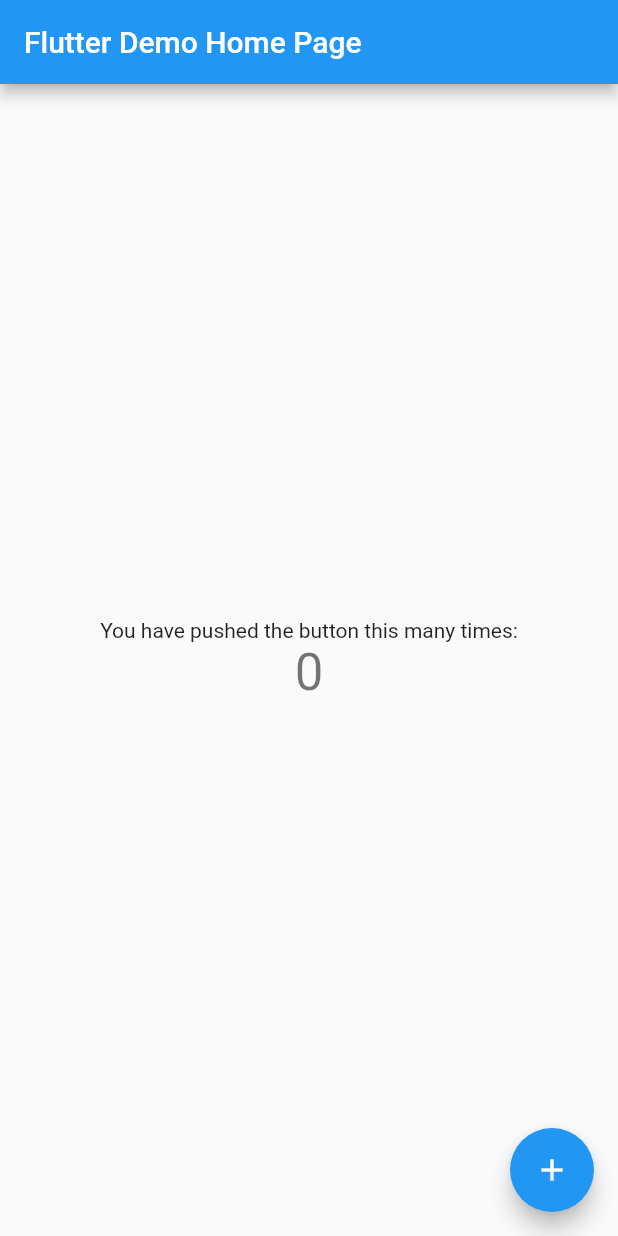
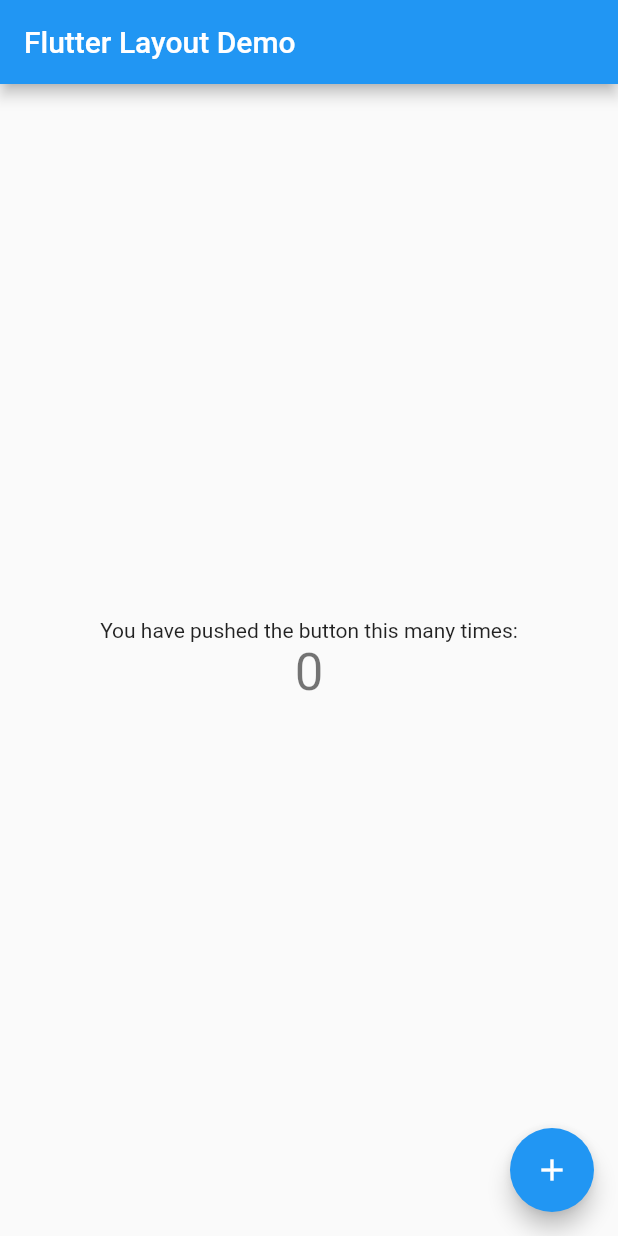
Before and after one commit to KetanSoftDev/building_layouts, a Flutter app: the screen it shows after launch, on a phone screen of 412 x 824 dp. Run offline on Flutter 3.47's test engine with Material 2 defaults, Android fonts, the phone set to English and light mode, and no system bars.

Commit message:
changed app bar title and app title

```diff
--- a/lib/main.dart
+++ b/lib/main.dart
@@ -10,11 +10,12 @@ class MyApp extends StatelessWidget {
   @override
   Widget build(BuildContext context) {
     return MaterialApp(
-      title: 'Flutter Demo',
+      debugShowCheckedModeBanner: false,
+      title: 'Flutter Layout Demo',
       theme: ThemeData(
         primarySwatch: Colors.blue,
       ),
-      home: const MyHomePage(title: 'Flutter Demo Home Page'),
+      home: const MyHomePage(title: 'Flutter Layout Demo'),
     );
   }
 }
```
